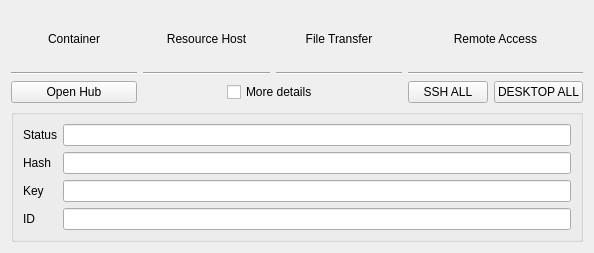
Above: hub/forms/DlgEnvironment.ui from subutai-io/control-center before the change. Below: the same form after it.
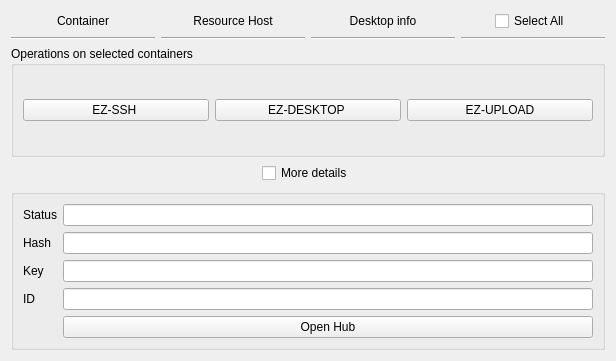
That is the form after the change.

Commit message: used checkbox instead ssh&desktop button

Diff of the .ui file:
```diff
--- a/hub/forms/DlgEnvironment.ui
+++ b/hub/forms/DlgEnvironment.ui
@@ -6,66 +6,58 @@
    <rect>
     <x>0</x>
     <y>0</y>
-    <width>594</width>
-    <height>253</height>
+    <width>616</width>
+    <height>361</height>
    </rect>
   </property>
   <property name="windowTitle">
    <string>Form</string>
   </property>
   <layout class="QGridLayout" name="gridLayout">
-   <item row="0" column="0">
-    <widget class="QLabel" name="label_9">
+   <item row="0" column="3" alignment="Qt::AlignHCenter">
+    <widget class="QCheckBox" name="checkBox">
      <property name="text">
-      <string>Container</string>
+      <string>Select All</string>
      </property>
-     <property name="alignment">
-      <set>Qt::AlignCenter</set>
-     </property>
     </widget>
    </item>
-   <item row="1" column="2">
-    <widget class="Line" name="line_6">
-     <property name="orientation">
-      <enum>Qt::Horizontal</enum>
-     </property>
-    </widget>
+   <item row="2" column="0">
+    <layout class="QVBoxLayout" name="cont_name"/>
    </item>
-   <item row="0" column="1">
-    <widget class="QLabel" name="label_8">
-     <property name="text">
-      <string>Resource Host</string>
+   <item row="5" column="0" colspan="4">
+    <widget class="QGroupBox" name="groupBox">
+     <property name="title">
+      <string>Operations on selected containers</string>
      </property>
-     <property name="alignment">
-      <set>Qt::AlignCenter</set>
-     </property>
+     <layout class="QGridLayout" name="gridLayout_3">
+      <item row="0" column="0">
+       <widget class="QPushButton" name="btn_ssh_all">
+        <property name="text">
+         <string>EZ-SSH </string>
+        </property>
+       </widget>
+      </item>
+      <item row="0" column="2">
+       <widget class="QPushButton" name="btn_desktop_all">
+        <property name="text">
+         <string>EZ-DESKTOP </string>
+        </property>
+       </widget>
+      </item>
+      <item row="0" column="3">
+       <widget class="QPushButton" name="pushButton">
+        <property name="text">
+         <string>EZ-UPLOAD</string>
+        </property>
+       </widget>
+      </item>
+     </layout>
     </widget>
    </item>
-   <item row="0" column="2">
-    <widget class="QLabel" name="label_10">
-     <property name="text">
-      <string>File Transfer</string>
-     </property>
-     <property name="alignment">
-      <set>Qt::AlignCenter</set>
-     </property>
-    </widget>
+   <item row="2" column="1">
+    <layout class="QVBoxLayout" name="cont_rhip"/>
    </item>
-   <item row="1" column="3">
-    <widget class="Line" name="line_9">
-     <property name="orientation">
-      <enum>Qt::Horizontal</enum>
-     </property>
-    </widget>
-   </item>
-   <item row="1" column="0">
-    <widget class="Line" name="line">
-     <property name="orientation">
-      <enum>Qt::Horizontal</enum>
-     </property>
-    </widget>
-   </item>
-   <item row="3" column="1" colspan="2" alignment="Qt::AlignHCenter">
+   <item row="6" column="0" colspan="4" alignment="Qt::AlignHCenter">
     <widget class="QCheckBox" name="cb_details">
      <property name="layoutDirection">
       <enum>Qt::LeftToRight</enum>
@@ -75,40 +67,12 @@
      </property>
     </widget>
    </item>
-   <item row="3" column="0">
-    <widget class="QPushButton" name="btn_open_hub">
-     <property name="text">
-      <string>Open Hub</string>
-     </property>
-    </widget>
-   </item>
-   <item row="1" column="1">
-    <widget class="Line" name="line_2">
-     <property name="orientation">
-      <enum>Qt::Horizontal</enum>
-     </property>
-    </widget>
-   </item>
-   <item row="5" column="0" colspan="4">
+   <item row="8" column="0" colspan="4">
     <widget class="QGroupBox" name="gr_details">
      <property name="title">
       <string/>
      </property>
      <layout class="QGridLayout" name="gridLayout_2">
-      <item row="0" column="0">
-       <widget class="QLabel" name="label">
-        <property name="text">
-         <string>Status</string>
-        </property>
-       </widget>
-      </item>
-      <item row="2" column="0">
-       <widget class="QLabel" name="label_3">
-        <property name="text">
-         <string>Key</string>
-        </property>
-       </widget>
-      </item>
       <item row="1" column="0">
        <widget class="QLabel" name="label_2">
         <property name="text">
@@ -126,57 +90,102 @@
       <item row="0" column="1">
        <widget class="QLineEdit" name="le_env_status"/>
       </item>
-      <item row="1" column="1">
-       <widget class="QLineEdit" name="le_env_hash"/>
-      </item>
-      <item row="2" column="1">
-       <widget class="QLineEdit" name="le_env_key"/>
-      </item>
       <item row="3" column="1">
        <widget class="QLineEdit" name="le_env_id"/>
       </item>
+      <item row="2" column="1">
+       <widget class="QLineEdit" name="le_env_key"/>
+      </item>
+      <item row="1" column="1">
+       <widget class="QLineEdit" name="le_env_hash"/>
+      </item>
+      <item row="0" column="0">
+       <widget class="QLabel" name="label">
+        <property name="text">
+         <string>Status</string>
+        </property>
+       </widget>
+      </item>
+      <item row="2" column="0">
+       <widget class="QLabel" name="label_3">
+        <property name="text">
+         <string>Key</string>
+        </property>
+       </widget>
+      </item>
+      <item row="4" column="1">
+       <widget class="QPushButton" name="btn_open_hub">
+        <property name="text">
+         <string>Open Hub</string>
+        </property>
+       </widget>
+      </item>
      </layout>
     </widget>
    </item>
-   <item row="0" column="3">
-    <widget class="QLabel" name="label_6">
-     <property name="text">
-      <string>Remote Access</string>
-     </property>
-     <property name="alignment">
-      <set>Qt::AlignCenter</set>
+   <item row="1" column="0">
+    <widget class="Line" name="line">
+     <property name="orientation">
+      <enum>Qt::Horizontal</enum>
      </property>
     </widget>
    </item>
-   <item row="3" column="3">
-    <layout class="QFormLayout" name="formLayout">
-     <item row="0" column="0">
-      <widget class="QPushButton" name="btn_ssh_all">
-       <property name="text">
-        <string>SSH ALL</string>
-       </property>
-      </widget>
-     </item>
-     <item row="0" column="1">
-      <widget class="QPushButton" name="btn_desktop_all">
-       <property name="text">
-        <string>DESKTOP ALL</string>
-       </property>
-      </widget>
-     </item>
-    </layout>
-   </item>
-   <item row="2" column="0">
-    <layout class="QVBoxLayout" name="cont_name"/>
-   </item>
    <item row="2" column="3">
-    <layout class="QFormLayout" name="cont_remote"/>
+    <layout class="QVBoxLayout" name="cont_select"/>
    </item>
-   <item row="2" column="1">
-    <layout class="QVBoxLayout" name="cont_rhip"/>
+   <item row="1" column="1">
+    <widget class="Line" name="line_2">
+     <property name="orientation">
+      <enum>Qt::Horizontal</enum>
+     </property>
+    </widget>
+   </item>
+   <item row="1" column="3">
+    <widget class="Line" name="line_6">
+     <property name="orientation">
+      <enum>Qt::Horizontal</enum>
+     </property>
+    </widget>
+   </item>
+   <item row="0" column="0">
+    <widget class="QLabel" name="label_9">
+     <property name="text">
+      <string>Container</string>
+     </property>
+     <property name="alignment">
+      <set>Qt::AlignCenter</set>
+     </property>
+    </widget>
+   </item>
+   <item row="1" column="2">
+    <widget class="Line" name="line_9">
+     <property name="orientation">
+      <enum>Qt::Horizontal</enum>
+     </property>
+    </widget>
+   </item>
+   <item row="0" column="2">
+    <widget class="QLabel" name="label_5">
+     <property name="text">
+      <string>Desktop info</string>
+     </property>
+     <property name="alignment">
+      <set>Qt::AlignCenter</set>
+     </property>
+    </widget>
    </item>
    <item row="2" column="2">
-    <layout class="QVBoxLayout" name="cont_transfer"/>
+    <layout class="QVBoxLayout" name="cont_desktop_info"/>
+   </item>
+   <item row="0" column="1">
+    <widget class="QLabel" name="label_8">
+     <property name="text">
+      <string>Resource Host</string>
+     </property>
+     <property name="alignment">
+      <set>Qt::AlignCenter</set>
+     </property>
+    </widget>
    </item>
   </layout>
  </widget>
```
The commit also changes 2 other files.
